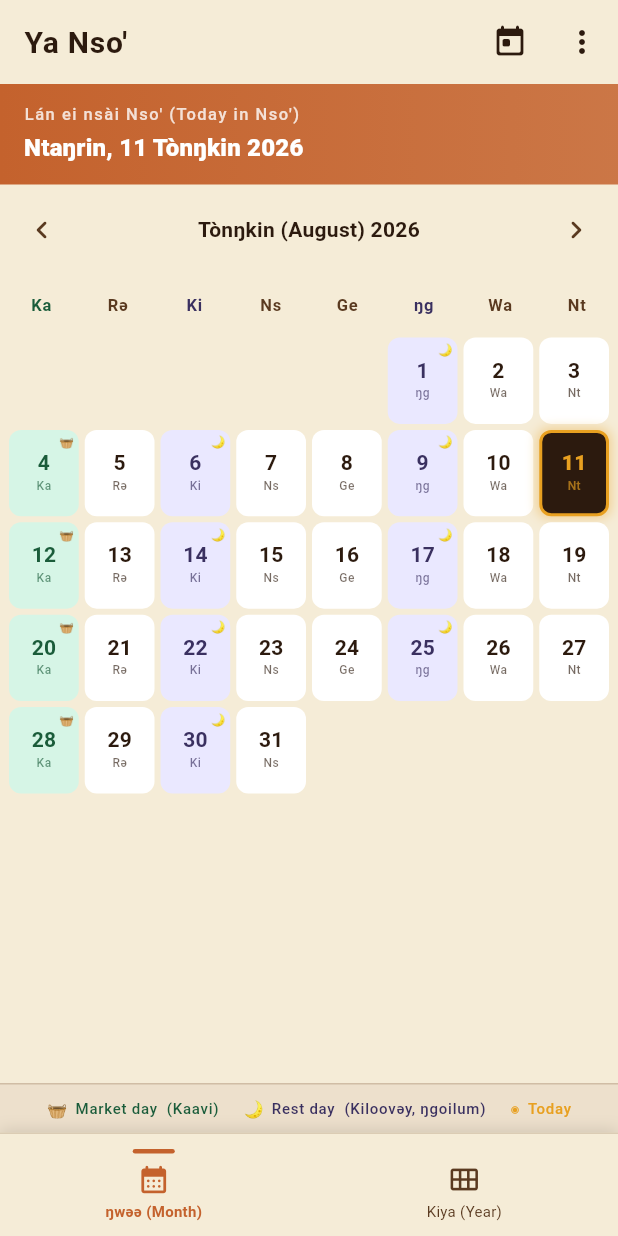
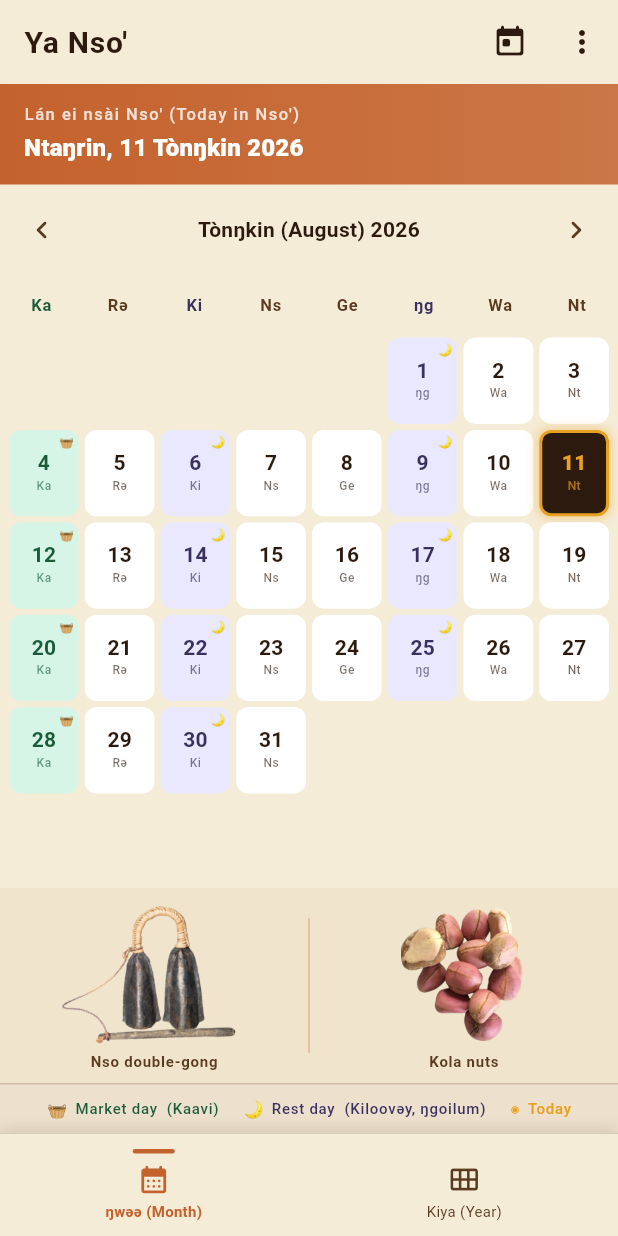
Before and after one commit to vector-gru/yanso, a Flutter app: the screen it shows after launch, on a phone screen of 412 x 824 dp. Run offline on Flutter 3.47's test engine with Material 3 defaults, Android fonts, the phone set to English and light mode, and no system bars; our stand-ins replace flutter_riverpod, go_router.

Commit message:
feat: added some cultural images to monthly veiw

```diff
--- a/apps/yanso/lib/features/calendar/presentation/pages/calendar_page.dart
+++ b/apps/yanso/lib/features/calendar/presentation/pages/calendar_page.dart
@@ -9,6 +9,7 @@ import 'package:nso_calendar/nso_calendar.dart';
 import '../../../../app/router/app_routes.dart';
 import '../../../../app/theme/app_theme.dart';
 import '../../domain/calendar_providers.dart';
+import '../widgets/cultural_objects_banner.dart';
 import '../widgets/nso_day_cell.dart';
 import '../widgets/nso_weekday_header.dart';
 
@@ -57,6 +58,8 @@ class CalendarPage extends ConsumerWidget {
           Expanded(
             child: _CalendarGrid(viewMonth: viewMonth, today: today),
           ),
+          // Cultural objects decorative strip
+          const CulturalObjectsBanner(),
           // Legend
           _RestDayLegend(yc: yc),
         ],
--- /dev/null
+++ b/apps/yanso/lib/features/calendar/presentation/widgets/cultural_objects_banner.dart
@@ -0,0 +1,107 @@
+import 'package:flutter/material.dart';
+
+import '../../../../app/theme/app_theme.dart';
+
+/// A decorative banner shown just below the calendar grid.
+///
+/// Displays the two iconic Nso cultural objects side-by-side:
+///   • A traditional iron double-gong (nkap) with its striking stick.
+///   • A handful of pink kola nuts (gifting, welcome, ceremony).
+///
+/// Images are real photographs with transparent backgrounds,
+/// sourced from the project owner.
+class CulturalObjectsBanner extends StatelessWidget {
+  const CulturalObjectsBanner({super.key});
+
+  @override
+  Widget build(BuildContext context) {
+    final yc = Theme.of(context).extension<YansoColors>()!;
+    final isDark = Theme.of(context).brightness == Brightness.dark;
+    final bg = isDark ? const Color(0xFF241408) : const Color(0xFFF0E4CC);
+
+    return Container(
+      height: 130,
+      color: bg,
+      child: Row(
+        children: [
+          // ── Gong ──────────────────────────────────────────────────────────
+          Expanded(
+            child: _CulturalItem(
+              imagePath: 'assets/images/gong.png',
+              label: 'Nso double-gong',
+              yc: yc,
+            ),
+          ),
+
+          // ── Divider ───────────────────────────────────────────────────────
+          Container(
+            width: 1,
+            margin: const EdgeInsets.symmetric(vertical: 20),
+            color: yc.kenteStripe2.withValues(alpha: 0.35),
+          ),
+
+          // ── Kola nuts ─────────────────────────────────────────────────────
+          Expanded(
+            child: _CulturalItem(
+              imagePath: 'assets/images/cola_nut.png',
+              label: 'Kola nuts',
+              yc: yc,
+            ),
+          ),
+        ],
+      ),
+    );
+  }
+}
+
+// ---------------------------------------------------------------------------
+// Single item cell
+// ---------------------------------------------------------------------------
+
+class _CulturalItem extends StatelessWidget {
+  const _CulturalItem({
+    required this.imagePath,
+    required this.label,
+    required this.yc,
+  });
+
+  final String imagePath;
+  final String label;
+  final YansoColors yc;
+
+  @override
+  Widget build(BuildContext context) {
+    final isDark = Theme.of(context).brightness == Brightness.dark;
+    final labelColor = isDark
+        ? const Color(0xFFBFAE96)
+        : const Color(0xFF5A3A20);
+
+    return Column(
+      mainAxisAlignment: MainAxisAlignment.center,
+      children: [
+        Expanded(
+          child: Padding(
+            padding: const EdgeInsets.fromLTRB(12, 10, 12, 4),
+            child: Image.asset(
+              imagePath,
+              fit: BoxFit.contain,
+              filterQuality: FilterQuality.medium,
+            ),
+          ),
+        ),
+        Padding(
+          padding: const EdgeInsets.only(bottom: 8),
+          child: Text(
+            label,
+            style: TextStyle(
+              color: labelColor,
+              fontSize: 10,
+              fontWeight: FontWeight.w600,
+              letterSpacing: 0.5,
+            ),
+          ),
+        ),
+      ],
+    );
+  }
+}
```
Also changed, not shown: apps/yanso/assets/images/cola_nut.png (added), apps/yanso/assets/images/gong.png (added).
